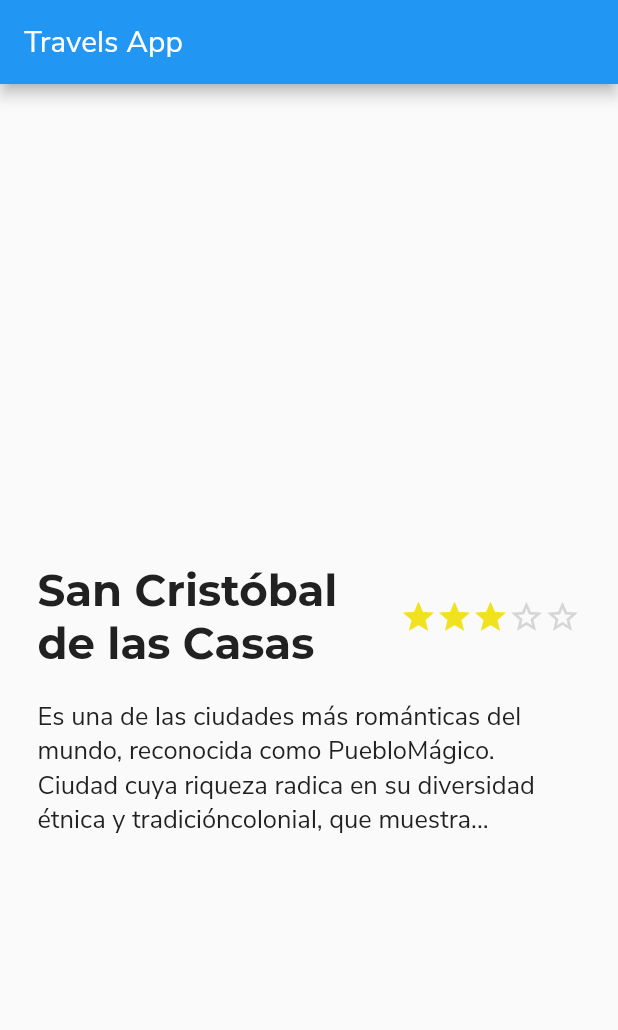
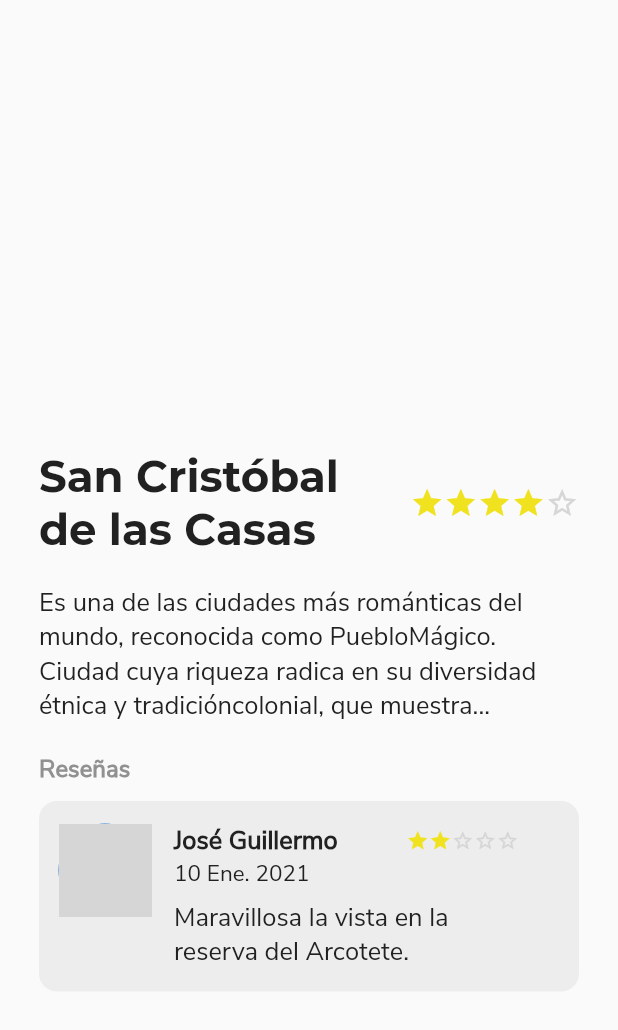
Before and after one commit to josegpulido/flutter-examples, a Flutter app: the screen it shows after launch, on a phone screen of 412 x 824 dp. Shown: the top 1030 px of the screen. Run offline on Flutter 3.47's test engine with Material 2 defaults, Android fonts, the phone set to English and light mode, and no system bars; network calls fail; grey boxes are pictures that could not be loaded.

Commit message:
Implementado Review Widget

```diff
--- a/cuintle_app/lib/components/description.widget.dart
+++ b/cuintle_app/lib/components/description.widget.dart
@@ -1,5 +1,7 @@
 // Required imports
 import 'package:flutter/material.dart';
+// Utilities
+import 'package:cuintle_app/utilities/stars-generator.dart';
 
 class DescriptionPlace extends StatelessWidget {
 
@@ -10,29 +12,6 @@ class DescriptionPlace extends StatelessWidget {
 
   // Constructor del Main Widget
   DescriptionPlace(this.title, this.description, this.score);
-
-  // Star Widget
-  Widget starWidget(bool fulfilled) {
-    return Icon(
-        fulfilled ? Icons.star : Icons.star_border,
-        color: fulfilled ? Color(0xFFf0e21f) : Color(0xFFd6d6d6)
-    );
-  }
-
-  // Stars Widget Generator
-  List<Widget> generateStars() {
-
-    // Recursive generation
-    List<Widget> state = [];
-    for (int i = 0; i < 5; i++) {
-      state.add(
-        starWidget(i < score)
-      );
-    }
-
-    // Returning generated stars list
-    return state;
-  }
 
   // Main Widget
   @override
@@ -56,10 +35,11 @@ class DescriptionPlace extends StatelessWidget {
     // Stars Widget
     final Container starsWidget = Container(
       child: Row(
-        children: generateStars()
+        children: StarsGenerator(score).build()
       )
     );
 
+    // Description Widget
     final Container descriptionWidget = Container(
       margin: EdgeInsets.only(
         top: 20.0
@@ -77,13 +57,7 @@ class DescriptionPlace extends StatelessWidget {
     );
 
     // Widget
-    final Container widget = Container(
-      margin: EdgeInsets.only(
-        top: 320.0,
-        left: 25.0,
-        right: 25.0
-      ),
-      child: Column(
+    final Column widget = Column(
       children: [
         Row(
           children: <Widget> [
@@ -94,7 +68,6 @@ class DescriptionPlace extends StatelessWidget {
         ),
         descriptionWidget
       ]
-      )
     );
 
     // Return
--- /dev/null
+++ b/cuintle_app/lib/components/mini-subtitle.widget.dart
@@ -0,0 +1,28 @@
+// Required imports
+import 'package:flutter/material.dart';
+
+class MiniSubtitle extends StatelessWidget {
+
+  // Variables
+  final String text;
+
+  // Constructor del Main Widget
+  MiniSubtitle(this.text);
+
+  // Main Widget
+  @override
+  Widget build(BuildContext context) {
+
+    // Return
+    return Text(
+      text,
+      textAlign: TextAlign.left,
+      style: TextStyle(
+        color: Color(0xFF919191),
+        fontSize: 16.0,
+        fontWeight: FontWeight.bold,
+        fontFamily: 'Nunito Sans'
+      )
+    );
+  }
+}
--- a/cuintle_app/lib/components/review.widget.dart
+++ b/cuintle_app/lib/components/review.widget.dart
@@ -1,11 +1,121 @@
 // Required imports
 import 'package:flutter/material.dart';
+// Utilities
+import 'package:cuintle_app/utilities/stars-generator.dart';
 
 class Review extends StatelessWidget {
 
+  // Variables
+  final String photoUrl;
+  final String displayName;
+  final String timestamp;
+  final String description;
+  final int score;
+
+  // Constructor del Main Widget
+  Review(this.photoUrl, this.displayName, this.timestamp, this.description, this.score);
+
+  // Main Widget
   @override
   Widget build(BuildContext context) {
-    // TODO: implement build
-    throw UnimplementedError();
+
+    // User Photo Widget
+    final Container userPhoto = Container(
+      width: 62.0,
+      height: 62.0,
+      child: CircleAvatar(
+        backgroundImage: NetworkImage(photoUrl)
+      )
+    );
+
+    // User Details Widget
+    final Container userDetails = Container(
+      margin: EdgeInsets.only(
+        left: 15.0
+      ),
+      child: Column(
+        crossAxisAlignment: CrossAxisAlignment.start,
+        children: <Widget> [
+          SizedBox(
+            width: 230.0,
+            child: Row(
+              mainAxisAlignment: MainAxisAlignment.spaceBetween,
+              children: <Widget> [
+                Text(
+                  displayName,
+                  style: TextStyle(
+                      color: Color(0xFF212121),
+                      fontSize: 17.0,
+                      fontWeight: FontWeight.bold,
+                      fontFamily: 'Nunito Sans'
+                  )
+                ),
+                Row(
+                  children: StarsGenerator(score, 15.0).build()
+                )
+              ]
+            )
+          ),
+          Text(
+            timestamp,
+            style: TextStyle(
+              color: Color(0xFF212121),
+              fontSize: 15.0,
+              fontWeight: FontWeight.normal,
+              fontFamily: 'Nunito Sans'
+            )
+          ),
+          SizedBox(
+            width: 230.0,
+            child: Container(
+              margin: EdgeInsets.only(
+                top: 8.0
+              ),
+              child: Text(
+                description,
+                maxLines: 2,
+                overflow: TextOverflow.ellipsis,
+                style: TextStyle(
+                  color: Color(0xFF212121),
+                  fontSize: 17.0,
+                  fontWeight: FontWeight.normal,
+                  fontFamily: 'Nunito Sans'
+                )
+              )
+            )
+          )
+        ],
+      )
+    );
+
+    // Widget
+    final Container widget = Container(
+      decoration: BoxDecoration(
+        color: Color(0xFFededed),
+        borderRadius: BorderRadius.circular(12.0)
+      ),
+      margin: EdgeInsets.only(
+        top: 10.0,
+        bottom: 10.0
+      ),
+      padding: EdgeInsets.only(
+        left: 13.0,
+        top: 15.0,
+        right: 13.0,
+        bottom: 15.0,
+      ),
+      child: Row(
+        crossAxisAlignment: CrossAxisAlignment.start,
+        children: <Widget> [
+          userPhoto,
+          userDetails
+        ]
+      )
+    );
+
+    // Return
+    return widget;
   }
 }
+
+// children: StarsGenerator(score, 15.0).build(),
--- a/cuintle_app/lib/main.dart
+++ b/cuintle_app/lib/main.dart
@@ -2,13 +2,18 @@
 import 'package:flutter/material.dart';
 // Widgets
 import 'package:cuintle_app/components/description.widget.dart';
+import 'package:cuintle_app/components/review.widget.dart';
+import 'package:cuintle_app/components/mini-subtitle.widget.dart';
 
 void main() => runApp(MyApp());
 
 class MyApp extends StatelessWidget {
 
+  // Main Widget
   @override
   Widget build(BuildContext context) {
+
+    // Return
     return MaterialApp(
       title: 'Travels App',
       theme: ThemeData(
@@ -19,16 +24,47 @@ class MyApp extends StatelessWidget {
         fontFamily: 'Nunito Sans'
       ),
       home: Scaffold(
-        appBar: AppBar(
-          title: Text("Travels App")
+        body: Container(
+          margin: EdgeInsets.only(
+            left: 26.0,
+            right: 26.0
           ),
-        body: DescriptionPlace(
+          child: Column(
+            children: [
+              Container(
+                width: double.infinity,
+                margin: EdgeInsets.only(
+                  top: 300.0
+                ),
+                child: DescriptionPlace(
                   'San Cristóbal de las Casas',
                   'Es una de las ciudades más románticas del mundo, reconocida como Pueblo'
                       'Mágico. Ciudad cuya riqueza radica en su diversidad étnica y tradición'
                       'colonial, que muestra...',
-          3
+                  4
+                )
               ),
+              Container(
+                margin: EdgeInsets.only(
+                  top: 20.0
+                ),
+                child: Row(
+                  children: [
+                    MiniSubtitle('Reseñas')
+                  ]
+                )
+              ),
+              Review(
+                  'https://lh3.googleusercontent.com/ogw/ADGmqu8Hb4ACV7Fz206-PHtYP3s5xTUJBFBw8gpkfcdYKg=s192-c-mo',
+                  'José Guillermo',
+                  '10 Ene. 2021',
+                  'Maravillosa la vista en la reserva del Arcotete.',
+                  2
+              ),
+
+            ],
+          ),
+        )
       )
     );
   }
--- /dev/null
+++ b/cuintle_app/lib/utilities/stars-generator.dart
@@ -0,0 +1,41 @@
+// Required imports
+import 'package:flutter/material.dart';
+
+class StarsGenerator {
+
+  // Variables
+  final int score;
+  final double size;
+
+  // Constructor
+  StarsGenerator(
+    // Parameters
+    this.score,
+    // Optional parameters
+    [this.size = 22.5]
+  );
+
+  // Star Widget
+  Widget starWidget(bool fulfilled) {
+    return Icon(
+      fulfilled ? Icons.star : Icons.star_border,
+      color: fulfilled ? Color(0xFFf0e21f) : Color(0xFFd6d6d6),
+      size: size,
+    );
+  }
+
+  // Stars Widget Generator
+  List<Widget> build() {
+
+    // Recursive generation
+    List<Widget> state = [];
+    for (int i = 0; i < 5; i++) {
+      state.add(
+          starWidget(i < score)
+      );
+    }
+
+    // Returning generated stars
+    return state;
+  }
+}
```
Also changed, not shown: cuintle_app/pubspec.yaml (+10 -10 lines), cuintle_app/assets/images/places/atlixco_pueblo_magico.jpg (added), cuintle_app/assets/images/places/cenote_merida.jpg (added), cuintle_app/assets/images/places/playa_del_carmen.jpg (added), cuintle_app/assets/images/places/san_cristobal_de_las_casas.jpg (added), cuintle_app/assets/images/users/image_profile_1.jpg (added), cuintle_app/assets/images/users/image_profile_2.jpg (added). Lines whose indentation alone changed are shown as unchanged.
